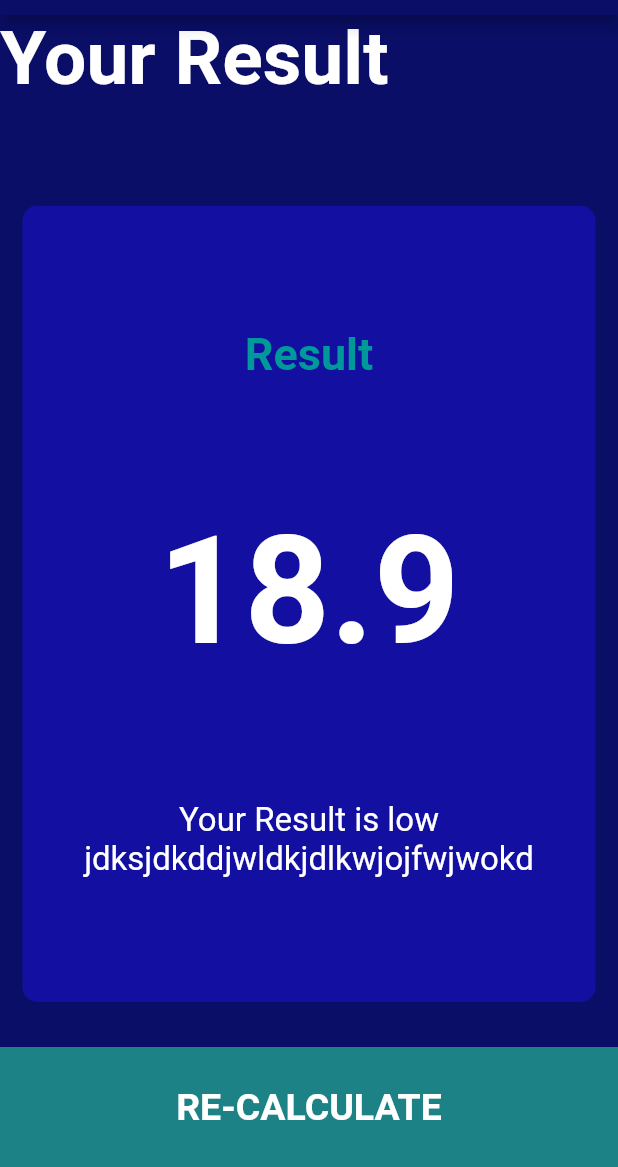
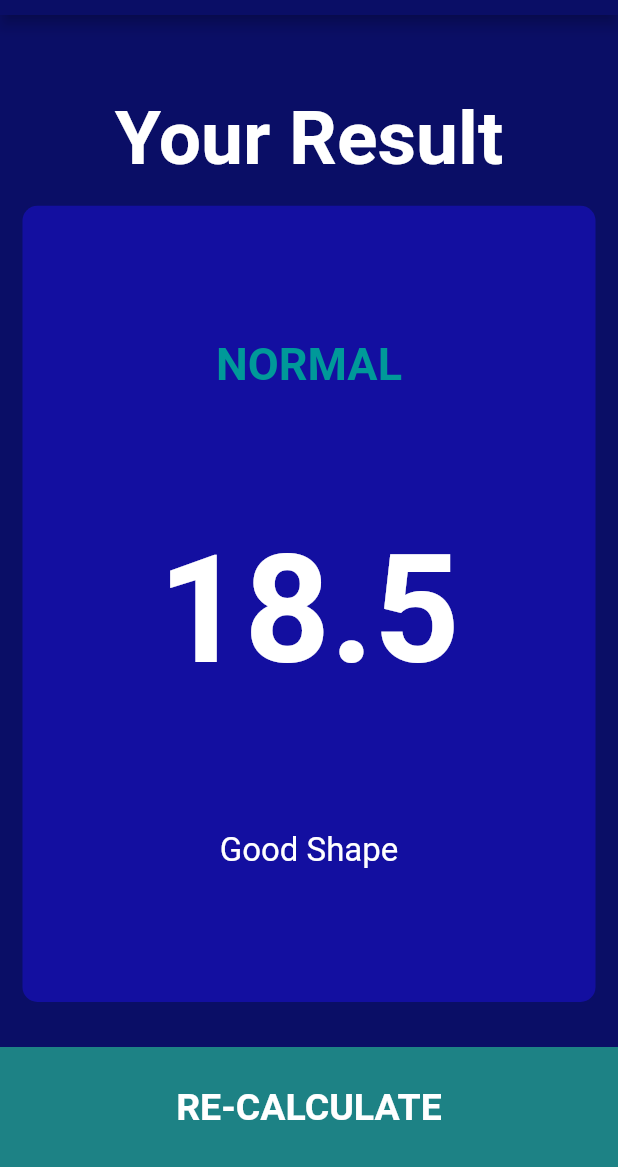
Before and after one commit to Arjupta/FlutterExamples, a Flutter app: the screen it shows after launch, after a tap on "CALCULATE", on a phone screen of 412 x 824 dp, the part 69-1236 px from its top. Run offline on Flutter 3.47's test engine with Material 2 defaults, Android fonts, the phone set to English and light mode, and no system bars; our stand-ins replace cloud_firestore, firebase_analytics, firebase_auth, firebase_core, flutter_spinkit, font_awesome_flutter and 3 more; accounts and stored records are empty.

Commit message:
Fully Functional Now

```diff
--- /dev/null
+++ b/bmi-calculator/lib/common/calculator.dart
@@ -0,0 +1,34 @@
+import 'dart:math';
+
+class Calculator {
+  Calculator({this.height, this.weight});
+  final int height;
+  final int weight;
+
+  double _bmi;
+
+  String calculateBMI() {
+    _bmi = weight / pow(height / 100, 2);
+    return _bmi.toStringAsFixed(1);
+  }
+
+  String getResult() {
+    if (_bmi >= 25) {
+      return "Overweight";
+    } else if (_bmi > 18.5) {
+      return "Normal";
+    } else {
+      return "Underweight";
+    }
+  }
+
+  String getInterpretation() {
+    if (_bmi >= 25) {
+      return "Excercise more";
+    } else if (_bmi > 18.5) {
+      return "Good Shape";
+    } else {
+      return "Eat more";
+    }
+  }
+}
--- a/bmi-calculator/lib/screens/Result.dart
+++ b/bmi-calculator/lib/screens/Result.dart
@@ -4,6 +4,11 @@ import '../components/reusable_card.dart';
 import '../components/bottom_button.dart';
 
 class Result extends StatelessWidget {
+  Result({this.bmiResult, this.bmiText, this.bmiInterpretation});
+  final String bmiResult;
+  final String bmiInterpretation;
+  final String bmiText;
+
   @override
   Widget build(BuildContext context) {
     return Scaffold(
@@ -17,9 +22,12 @@ class Result extends StatelessWidget {
         children: [
           Expanded(
             flex: 1,
-            child: Text(
-              "Your Result",
-              style: kTitleTextStyle,
+            child: Container(
+              alignment: Alignment.bottomCenter,
+              child: Text(
+                "Your Result",
+                style: kTitleTextStyle,
+              ),
             ),
           ),
           Expanded(
@@ -31,15 +39,15 @@ class Result extends StatelessWidget {
                 crossAxisAlignment: CrossAxisAlignment.center,
                 children: [
                   Text(
-                    "Result",
+                    bmiText.toUpperCase(),
                     style: kResultTextStyle,
                   ),
                   Text(
-                    "18.9",
+                    bmiResult,
                     style: kBMITextStyle,
                   ),
                   Text(
-                    "Your Result is low jdksjdkddjwldkjdlkwjojfwjwokd",
+                    bmiInterpretation,
                     textAlign: TextAlign.center,
                     style: kBodyTextStyle,
                   ),
--- a/bmi-calculator/lib/screens/input_age.dart
+++ b/bmi-calculator/lib/screens/input_age.dart
@@ -1,3 +1,4 @@
+import 'package:bmi_calculator/common/calculator.dart';
 import 'package:flutter/material.dart';
 import 'package:font_awesome_flutter/font_awesome_flutter.dart';
 import 'Result.dart';
@@ -232,8 +233,16 @@ class _InputPageState extends State<InputPage> {
           ),
           BottomButton(
             onPress: () {
+              Calculator calc = Calculator(height: height, weight: weight);
+
               Navigator.push(
-                  context, MaterialPageRoute(builder: (context) => Result()));
+                  context,
+                  MaterialPageRoute(
+                      builder: (context) => Result(
+                            bmiResult: calc.calculateBMI(),
+                            bmiText: calc.getResult(),
+                            bmiInterpretation: calc.getInterpretation(),
+                          )));
             },
             title: "CALCULATE",
           ),
```
Also changed, not shown: 1 other file.
